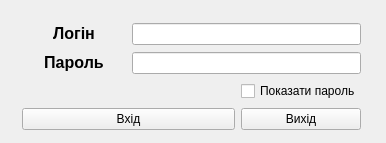
Shuna322/QtKyrsova, file widget.ui: the form before one commit.
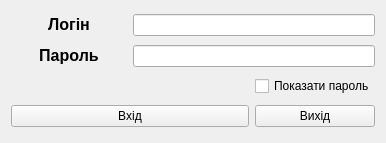
The form after the commit. Icons and pictures are not drawn.

```diff
--- a/widget.ui
+++ b/widget.ui
@@ -17,15 +17,8 @@
    <iconset>
     <normaloff>Icojam-Blue-Bits-Database-search.ico</normaloff>Icojam-Blue-Bits-Database-search.ico</iconset>
   </property>
-  <widget class="QWidget" name="layoutWidget">
-   <property name="geometry">
-    <rect>
-     <x>11</x>
-     <y>11</y>
-     <width>361</width>
-     <height>131</height>
-    </rect>
-   </property>
+  <layout class="QHBoxLayout" name="horizontalLayout">
+   <item>
    <layout class="QGridLayout" name="gridLayout">
     <item row="0" column="0">
      <widget class="QLabel" name="label">
@@ -83,7 +76,8 @@
      </widget>
     </item>
    </layout>
-  </widget>
+   </item>
+  </layout>
  </widget>
  <layoutdefault spacing="6" margin="11"/>
  <resources/>
```
Lines whose indentation alone changed are shown as unchanged.
